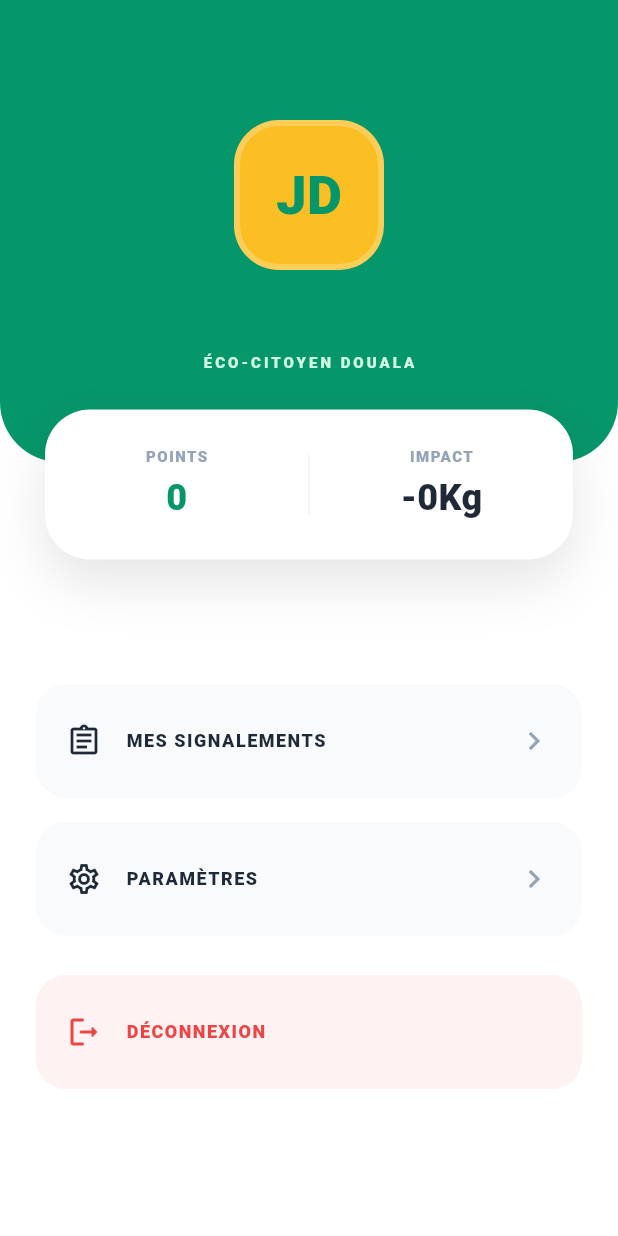
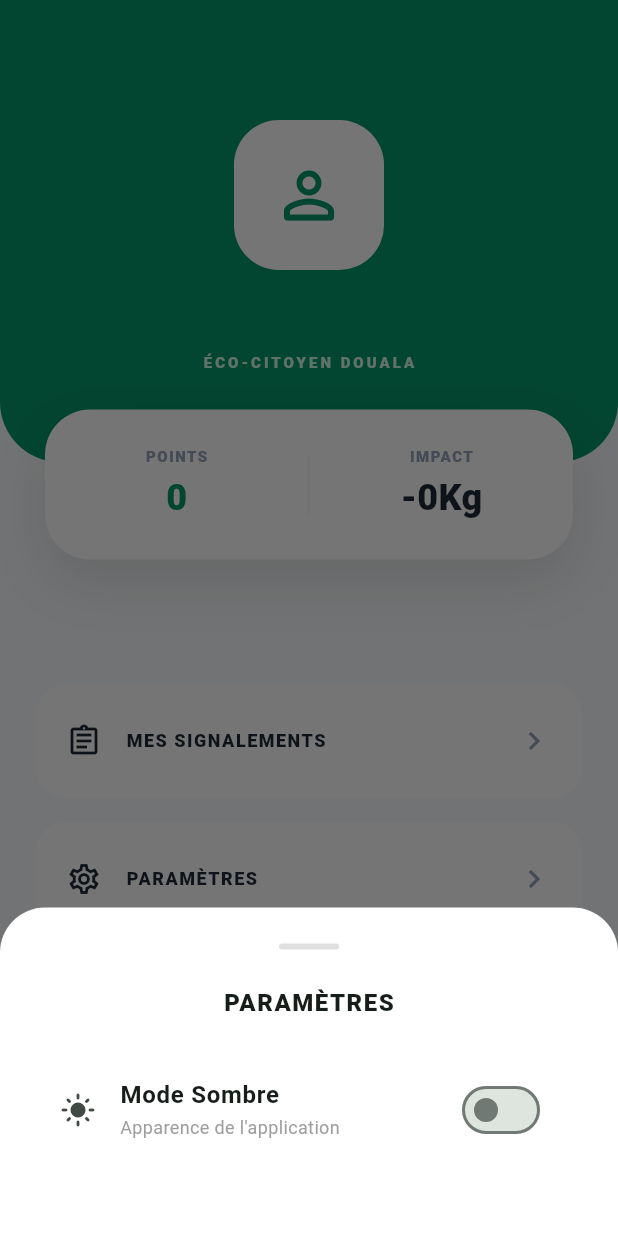
Before and after one commit to meyuefotsocelislaurence-dev/cityreport, a Flutter app: the SettingsPage screen opened directly, after a tap on "PARAMÈTRES", on a phone screen of 412 x 824 dp. Run offline on Flutter 3.47's test engine with Material 3 defaults, Android fonts, the phone set to English and light mode, and no system bars; our stand-ins replace flutter_map, geolocator, image_picker, latlong2, supabase_flutter; accounts and stored records are empty.

Commit message:
feat: implement dynamic theme switching and add a dedicated reports view to the settings page

```diff
--- a/lib/controlers/map_controller.dart
+++ b/lib/controlers/map_controller.dart
@@ -31,7 +31,7 @@ class MapController {
       return reports;
     } catch (e) {
       print('Erreur de récupération des signalements: $e');
-      return []; // Retourne une liste vide en cas d'erreur
+      return [];
     }
   }
 
--- a/lib/views/settings_page.dart
+++ b/lib/views/settings_page.dart
@@ -2,6 +2,8 @@ import 'package:flutter/material.dart';
 import 'package:supabase_flutter/supabase_flutter.dart';
 import '../controlers/auth_controller.dart';
 import '../controlers/home_controller.dart';
+import '../main.dart'; // Pour le themeNotifier
+import 'my_reports_page.dart';
 
 /**
  * SettingsPage (Profil) - Espace personnel de l'éco-citoyen.
@@ -43,8 +45,10 @@ class _SettingsPageState extends State<SettingsPage> {
     final user = Supabase.instance.client.auth.currentUser;
     final userName = user?.userMetadata?['name']?.toString().toUpperCase() ?? "UTILISATEUR";
 
+    final isDark = Theme.of(context).brightness == Brightness.dark;
+
     return Scaffold(
-      backgroundColor: Colors.white,
+      backgroundColor: isDark ? const Color(0xFF121212) : const Color(0xFFF8FAFC),
       body: SingleChildScrollView(
         child: Column(
           children: [
@@ -63,15 +67,18 @@ class _SettingsPageState extends State<SettingsPage> {
               icon: Icons.assignment_outlined,
               label: "MES SIGNALEMENTS",
               onTap: () {
-                // Navigation vers l'historique (déjà géré par l'accueil)
+                Navigator.push(
+                  context,
+                  MaterialPageRoute(builder: (context) => const MyReportsPage()),
+                );
               },
+              isDark: isDark,
             ),
             _buildProfileMenuItem(
               icon: Icons.settings_outlined,
               label: "PARAMÈTRES",
-              onTap: () {
-                // Options de réglages
-              },
+              onTap: () => _showSettingsBottomSheet(context),
+              isDark: isDark,
             ),
 
             const SizedBox(height: 10),
@@ -107,19 +114,12 @@ class _SettingsPageState extends State<SettingsPage> {
             width: 100,
             height: 100,
             decoration: BoxDecoration(
-              color: const Color(0xFFFBBF24), // Jaune HYSACAM
+              color: Colors.white,
               borderRadius: BorderRadius.circular(30),
               border: Border.all(color: Colors.white24, width: 4),
             ),
-            child: Center(
-              child: Text(
-                name.length >= 2 ? name.substring(0, 2) : "JD",
-                style: const TextStyle(
-                  fontSize: 36,
-                  fontWeight: FontWeight.w900,
-                  color: Color(0xFF059669),
-                ),
-              ),
+            child: const Center(
+              child: Icon(Icons.person_outline_rounded, color: Color(0xFF059669), size: 50),
             ),
           ),
           const SizedBox(height: 20),
@@ -157,7 +157,7 @@ class _SettingsPageState extends State<SettingsPage> {
         margin: const EdgeInsets.symmetric(horizontal: 30),
         padding: const EdgeInsets.symmetric(vertical: 24),
         decoration: BoxDecoration(
-          color: Colors.white,
+          color: Theme.of(context).brightness == Brightness.dark ? const Color(0xFF1E1E1E) : Colors.white,
           borderRadius: BorderRadius.circular(30),
           boxShadow: [
             BoxShadow(
@@ -211,11 +211,12 @@ class _SettingsPageState extends State<SettingsPage> {
     required IconData icon,
     required String label,
     required VoidCallback onTap,
+    required bool isDark,
   }) {
     return Container(
       margin: const EdgeInsets.symmetric(horizontal: 24, vertical: 8),
       decoration: BoxDecoration(
-        color: const Color(0xFFF8FAFC),
+        color: isDark ? const Color(0xFF1E1E1E) : Colors.white,
         borderRadius: BorderRadius.circular(20),
       ),
       child: ListTile(
@@ -224,10 +225,10 @@ class _SettingsPageState extends State<SettingsPage> {
         leading: Icon(icon, color: const Color(0xFF1F2937)),
         title: Text(
           label,
-          style: const TextStyle(
+          style: TextStyle(
             fontSize: 12,
             fontWeight: FontWeight.w900,
-            color: Color(0xFF1F2937),
+            color: isDark ? Colors.white : const Color(0xFF1F2937),
             letterSpacing: 1,
           ),
         ),
@@ -245,7 +246,7 @@ class _SettingsPageState extends State<SettingsPage> {
         borderRadius: BorderRadius.circular(20),
       ),
       child: ListTile(
-        onTap: () => _authController.logout(context),
+        onTap: () => _showLogoutDialog(context),
         contentPadding: const EdgeInsets.symmetric(horizontal: 20, vertical: 10),
         leading: const Icon(Icons.logout_rounded, color: Color(0xFFEF4444)),
         title: const Text(
@@ -260,4 +261,94 @@ class _SettingsPageState extends State<SettingsPage> {
       ),
     );
   }
+
+  /** Affiche un BottomSheet pour les paramètres (Mode Sombre) */
+  void _showSettingsBottomSheet(BuildContext context) {
+    showModalBottomSheet(
+      context: context,
+      backgroundColor: Colors.transparent,
+      builder: (context) {
+        return Container(
+          padding: const EdgeInsets.all(24),
+          decoration: BoxDecoration(
+            color: Theme.of(context).brightness == Brightness.dark ? const Color(0xFF1E1E1E) : Colors.white,
+            borderRadius: const BorderRadius.only(
+              topLeft: Radius.circular(30),
+              topRight: Radius.circular(30),
+            ),
+          ),
+          child: Column(
+            mainAxisSize: MainAxisSize.min,
+            children: [
+              Container(width: 40, height: 4, decoration: BoxDecoration(color: Colors.grey[300], borderRadius: BorderRadius.circular(2))),
+              const SizedBox(height: 24),
+              const Text("PARAMÈTRES", style: TextStyle(fontSize: 16, fontWeight: FontWeight.w900, letterSpacing: 1)),
+              const SizedBox(height: 24),
+              ValueListenableBuilder<ThemeMode>(
+                valueListenable: themeNotifier,
+                builder: (context, currentMode, child) {
+                  final isDark = currentMode == ThemeMode.dark ||
+                    (currentMode == ThemeMode.system && MediaQuery.of(context).platformBrightness == Brightness.dark);
+
+                  return SwitchListTile(
+                    title: const Text("Mode Sombre", style: TextStyle(fontWeight: FontWeight.bold)),
+                    subtitle: const Text("Apparence de l'application", style: TextStyle(fontSize: 12, color: Colors.grey)),
+                    value: isDark,
+                    activeColor: const Color(0xFF059669),
+                    onChanged: (val) {
+                      themeNotifier.value = val ? ThemeMode.dark : ThemeMode.light;
+                    },
+                    secondary: Icon(isDark ? Icons.dark_mode_rounded : Icons.light_mode_rounded),
+                  );
+                },
+              ),
+              const SizedBox(height: 24),
+            ],
+          ),
+        );
+      },
+    );
+  }
+
+  /** Affiche une boîte de dialogue de confirmation avant déconnexion */
+  void _showLogoutDialog(BuildContext context) {
+    showDialog(
+      context: context,
+      builder: (context) {
+        final isDark = Theme.of(context).brightness == Brightness.dark;
+        return AlertDialog(
+          backgroundColor: isDark ? const Color(0xFF1E1E1E) : Colors.white,
+          shape: RoundedRectangleBorder(borderRadius: BorderRadius.circular(20)),
+          title: const Row(
+            children: [
+              Icon(Icons.warning_amber_rounded, color: Color(0xFFEF4444)),
+              SizedBox(width: 10),
+              Text("Déconnexion", style: TextStyle(fontWeight: FontWeight.w900, fontSize: 18)),
+            ],
+          ),
+          content: const Text(
+            "Êtes-vous sûr de vouloir vous déconnecter de CityReport ?",
+            style: TextStyle(fontSize: 14),
+          ),
+          actions: [
+            TextButton(
+              onPressed: () => Navigator.pop(context),
+              child: const Text("ANNULER", style: TextStyle(color: Colors.grey, fontWeight: FontWeight.bold)),
+            ),
+            ElevatedButton(
+              onPressed: () {
+                Navigator.pop(context); // Ferme la dialog
+                _authController.logout(context);
+              },
+              style: ElevatedButton.styleFrom(
+                backgroundColor: const Color(0xFFEF4444),
+                shape: RoundedRectangleBorder(borderRadius: BorderRadius.circular(10)),
+              ),
+              child: const Text("SE DÉCONNECTER", style: TextStyle(color: Colors.white, fontWeight: FontWeight.bold)),
+            ),
+          ],
+        );
+      },
+    );
+  }
 }
```
Also changed, not shown: lib/main.dart (+11 -1 lines), lib/views/my_reports_page.dart (added, +196 -0 lines).
